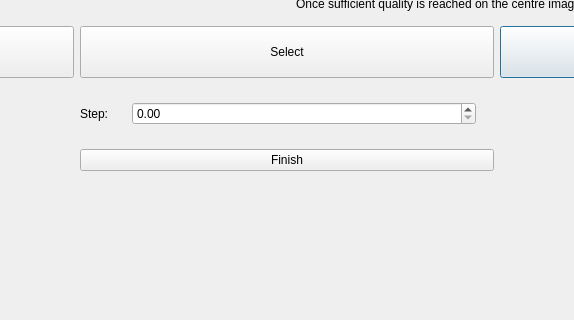
Above: mantidimaging/gui/ui/cor_inspection_dialog.ui from mantidproject/mantidimaging before the change; both pictures show x 350 to 924 and y 398 to 718 of the 1274 by 914 pixel window. Below: the same form after it.
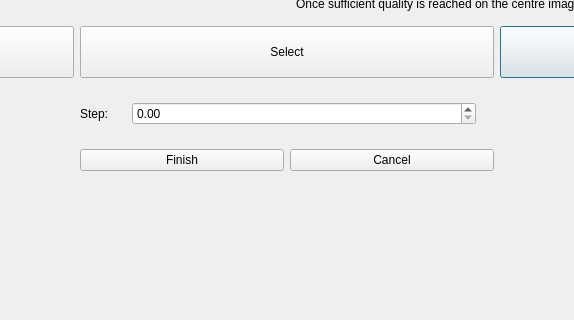
That is the form after the change.

Commit message: Add Cancel button and close confirmation to CoR/Iteration Refinement dialogs

Diff of the .ui file:
```diff
--- a/mantidimaging/gui/ui/cor_inspection_dialog.ui
+++ b/mantidimaging/gui/ui/cor_inspection_dialog.ui
@@ -49,12 +49,23 @@
       <layout class="QVBoxLayout" name="imagePlotLayout"/>
      </item>
      <item row="8" column="1">
+     <layout class="QHBoxLayout" name="finishCancelLayout">
+      <item>
       <widget class="QPushButton" name="finishButton">
        <property name="text">
         <string>Finish</string>
        </property>
       </widget>
      </item>
+      <item>
+       <widget class="QPushButton" name="cancelButton">
+        <property name="text">
+        <string>Cancel</string>
+        </property>
+       </widget>
+      </item>
+     </layout>
+    </item>
      <item row="7" column="1">
       <layout class="QHBoxLayout" name="horizontalLayout_3">
        <property name="sizeConstraint">
```
Left out of the diff: 1 changed line with no effect on the pictures. Lines whose indentation alone changed are shown as unchanged. The commit also changes 1 other file.
